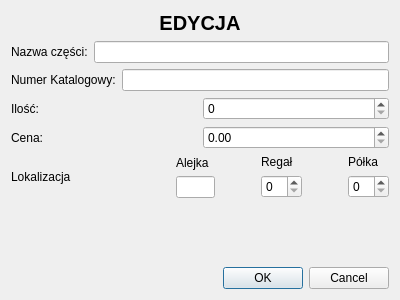
First picture: the form in editpartdialog.ui, repository DomaszDomingo/NewestMagazyn, before the edit.
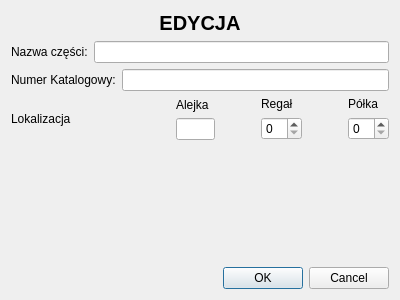
Second picture: the form after the edit.

What changed in the file:
```diff
--- a/editpartdialog.ui
+++ b/editpartdialog.ui
@@ -61,42 +61,6 @@
      </item>
     </layout>
    </item>
-   <item>
-    <layout class="QHBoxLayout" name="horizontalLayout_4">
-     <item>
-      <widget class="QLabel" name="quantityLabel">
-       <property name="text">
-        <string>Ilość:</string>
-       </property>
-      </widget>
-     </item>
-     <item>
-      <widget class="QSpinBox" name="quantitySpinBox">
-       <property name="maximum">
-        <number>500</number>
-       </property>
-      </widget>
-     </item>
-    </layout>
-   </item>
-   <item>
-    <layout class="QHBoxLayout" name="horizontalLayout_5">
-     <item>
-      <widget class="QLabel" name="priceLabel">
-       <property name="text">
-        <string>Cena:</string>
-       </property>
-      </widget>
-     </item>
-     <item>
-      <widget class="QDoubleSpinBox" name="priceDoubleSpinBox">
-       <property name="maximum">
-        <double>99999999.989999994635582</double>
-       </property>
-      </widget>
-     </item>
-    </layout>
-   </item>
    <item>
     <layout class="QHBoxLayout" name="horizontalLayout_7">
      <item>
```
Left out of the diff: 8 changed lines with no effect on the pictures.
